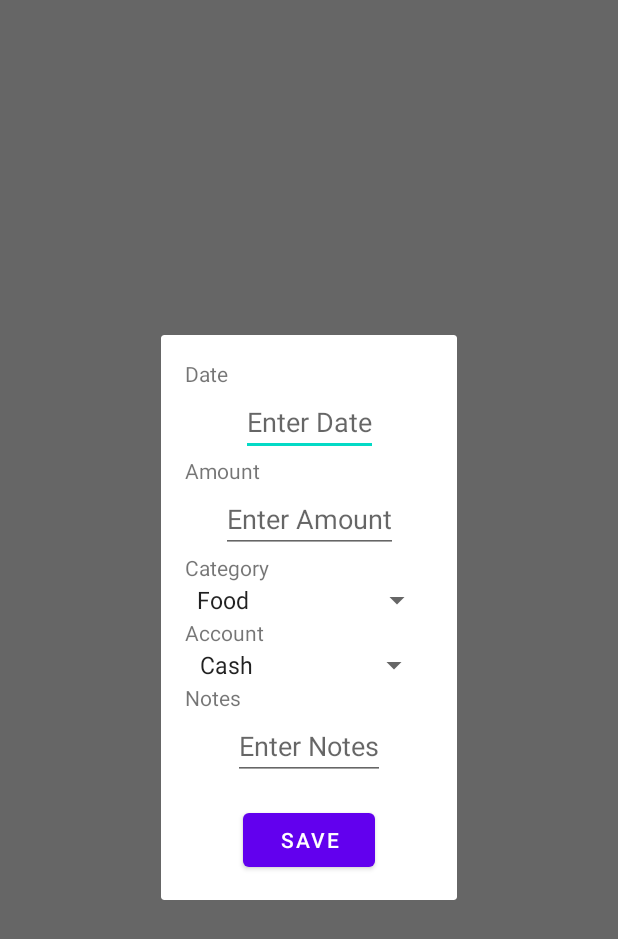
After one commit to hetbhagatji09/XpenseTracky, an Android app: the fragment AddTransactionFragment shown on its own in the app's theme, on a phone screen of 412 x 824 dp. The commit adds this screen. Shown: the top 939 px of the screen. Run offline under Robolectric (Android 15) with nearby library versions, the phone set to English and light mode, and no system bars.

Commit message:
Create transactions fragment and  add functionalities

```diff
--- a/app/build.gradle
+++ b/app/build.gradle
@@ -41,6 +41,7 @@ dependencies {
     implementation libs.activity
     implementation libs.constraintlayout
     implementation 'com.google.android.material:material:1.12.0' // Or the latest version
+    implementation 'androidx.constraintlayout:constraintlayout:2.1.4'
 
     implementation 'com.google.firebase:firebase-auth:23.0.0'
     // Firebase Authentication
--- /dev/null
+++ b/app/src/main/java/com/example/expensetracky/transactionfragments/AddTransactionFragment.java
@@ -0,0 +1,110 @@
+package com.example.expensetracky.transactionfragments;
+
+import android.app.DatePickerDialog;
+import android.content.Context;
+import android.os.Bundle;
+import android.view.LayoutInflater;
+import android.view.View;
+import android.view.ViewGroup;
+import android.widget.Button;
+import android.widget.EditText;
+import android.widget.Spinner;
+import android.widget.Toast;
+
+import androidx.annotation.NonNull;
+import androidx.annotation.Nullable;
+import androidx.fragment.app.DialogFragment;
+
+import com.example.expensetracky.R;
+
+import java.util.Calendar;
+
+public class AddTransactionFragment extends DialogFragment {
+
+    private EditText etDate, etAmount, etNotes;
+    private Spinner etCategory, etAccount; // Use EditText for category and account
+    private Button btnSave;
+    private OnTransactionAddedListener listener;
+
+    @Nullable
+    @Override
+    public View onCreateView(@NonNull LayoutInflater inflater, @Nullable ViewGroup container, @Nullable Bundle savedInstanceState) {
+        View view = inflater.inflate(R.layout.fragment_add_transaction, container, false);
+
+        // Initialize the views
+        etDate = view.findViewById(R.id.et_date);
+        etAmount = view.findViewById(R.id.et_amount);
+        etCategory = view.findViewById(R.id.spinner_account); // Correct initialization
+        etAccount = view.findViewById(R.id.spinner_category); // Correct initialization
+        etNotes = view.findViewById(R.id.et_notes);
+        btnSave = view.findViewById(R.id.btn_save);
+
+        // Set date picker
+        etDate.setOnClickListener(v -> showDatePickerDialog());
+
+        // Save button
+        btnSave.setOnClickListener(v -> saveTransaction());
+
+        return view;
+    }
+
+    private void showDatePickerDialog() {
+        Calendar calendar = Calendar.getInstance();
+        int year = calendar.get(Calendar.YEAR);
+        int month = calendar.get(Calendar.MONTH);
+        int day = calendar.get(Calendar.DAY_OF_MONTH);
+
+        DatePickerDialog datePickerDialog = new DatePickerDialog(requireContext(),
+                (view, selectedYear, selectedMonth, selectedDay) -> {
+                    String date = selectedDay + "/" + (selectedMonth + 1) + "/" + selectedYear;
+                    etDate.setText(date); // Set the date in the EditText
+                }, year, month, day);
+        datePickerDialog.show();
+    }
+
+    private void saveTransaction() {
+        String date = etDate.getText().toString();
+        String amount = etAmount.getText().toString();
+        String category = etCategory.getSelectedItem().toString();
+        String account = etAccount.getSelectedItem().toString();
+        String notes = etNotes.getText().toString();
+
+        // Validate inputs
+        if (date.isEmpty() || amount.isEmpty() || category.isEmpty() || account.isEmpty()) {
+            if (date.isEmpty()) {
+                etDate.setError("Date is required");
+            }
+            if (amount.isEmpty()) {
+                etAmount.setError("Amount is required");
+            }
+
+            return; // Exit the method if validation fails
+        }
+
+        // Create a Transaction object
+        Transaction transaction = new Transaction(date, amount, category, account, notes);
+
+        // Notify the listener (DailyFragment)
+        if (listener != null) {
+            listener.onTransactionAdded(transaction);
+        }
+
+        // Close the dialog
+        dismiss();
+    }
+
+    @Override
+    public void onAttach(@NonNull Context context) {
+        super.onAttach(context);
+        try {
+            listener = (OnTransactionAddedListener) getTargetFragment();
+        } catch (ClassCastException e) {
+            throw new ClassCastException(context.toString() + " must implement OnTransactionAddedListener");
+        }
+    }
+
+    // Interface to pass transaction data to DailyFragment
+    public interface OnTransactionAddedListener {
+        void onTransactionAdded(Transaction transaction);
+    }
+}
--- /dev/null
+++ b/app/src/main/java/com/example/expensetracky/transactionfragments/EditTransactionActivity.java
@@ -0,0 +1,4 @@
+package com.example.expensetracky.transactionfragments;
+
+public class EditTransactionActivity {
+}
--- /dev/null
+++ b/app/src/main/java/com/example/expensetracky/transactionfragments/OnTransactionAddedListener.java
@@ -0,0 +1,6 @@
+package com.example.expensetracky.transactionfragments;
+
+public interface OnTransactionAddedListener {
+    void onTransactionAdded(String date, String amount, String category, String account, String notes);
+
+}
--- /dev/null
+++ b/app/src/main/res/drawable/edit_text_background.xml
@@ -0,0 +1,6 @@
+<?xml version="1.0" encoding="utf-8"?>
+<shape xmlns:android="http://schemas.android.com/apk/res/android">
+    <solid android:color="@android:color/white"/>
+    <corners android:radius="4dp"/>
+    <stroke android:width="1dp" android:color="@android:color/black"/>
+</shape>
--- /dev/null
+++ b/app/src/main/res/drawable/spinner_background.xml
@@ -0,0 +1,6 @@
+<?xml version="1.0" encoding="utf-8"?>
+<shape xmlns:android="http://schemas.android.com/apk/res/android">
+    <solid android:color="@android:color/white"/>
+    <corners android:radius="4dp"/>
+    <stroke android:width="1dp" android:color="@android:color/darker_gray"/>
+</shape>
--- /dev/null
+++ b/app/src/main/res/layout/fragment_add_transaction.xml
@@ -0,0 +1,117 @@
+<?xml version="1.0" encoding="utf-8"?>
+<ScrollView
+    xmlns:android="http://schemas.android.com/apk/res/android"
+    xmlns:app="http://schemas.android.com/apk/res-auto"
+    xmlns:tools="http://schemas.android.com/tools"
+    android:layout_width="match_parent"
+    android:layout_height="match_parent"
+    tools:context=".transactionfragments.AddTransactionFragment">
+
+    <androidx.constraintlayout.widget.ConstraintLayout
+        android:layout_width="match_parent"
+        android:layout_height="wrap_content"
+        android:padding="16dp">
+
+        <TextView
+            android:id="@+id/tv_date"
+            android:layout_width="wrap_content"
+            android:layout_height="wrap_content"
+            android:text="Date"
+            app:layout_constraintTop_toTopOf="parent"
+            app:layout_constraintStart_toStartOf="parent" />
+
+        <EditText
+            android:id="@+id/et_date"
+            android:layout_width="match_parent"
+            android:layout_height="wrap_content"
+            android:hint="Enter Date"
+            app:layout_constraintTop_toBottomOf="@id/tv_date"
+            app:layout_constraintStart_toStartOf="parent"
+            app:layout_constraintEnd_toEndOf="parent" />
+
+        <!-- Amount field -->
+        <TextView
+            android:id="@+id/tv_amount"
+            android:layout_width="wrap_content"
+            android:layout_height="wrap_content"
+            android:text="Amount"
+            app:layout_constraintTop_toBottomOf="@id/et_date"
+            app:layout_constraintStart_toStartOf="parent" />
+
+        <EditText
+            android:id="@+id/et_amount"
+            android:layout_width="match_parent"
+            android:layout_height="wrap_content"
+            android:inputType="numberDecimal"
+            android:hint="Enter Amount"
+            app:layout_constraintTop_toBottomOf="@id/tv_amount"
+            app:layout_constraintStart_toStartOf="parent"
+            app:layout_constraintEnd_toEndOf="parent" />
+
+        <!-- Category field -->
+        <TextView
+            android:id="@+id/tv_category"
+            android:layout_width="wrap_content"
+            android:layout_height="wrap_content"
+            android:text="Category"
+            app:layout_constraintTop_toBottomOf="@id/et_amount"
+            app:layout_constraintStart_toStartOf="parent" />
+
+        <Spinner
+            android:id="@+id/spinner_category"
+            android:layout_width="match_parent"
+            android:layout_height="wrap_content"
+            android:entries="@array/categories"
+            app:layout_constraintTop_toBottomOf="@id/tv_category"
+            app:layout_constraintStart_toStartOf="parent"
+            app:layout_constraintEnd_toEndOf="parent" />
+
+        <!-- Account field -->
+        <TextView
+            android:id="@+id/tv_account"
+            android:layout_width="wrap_content"
+            android:layout_height="wrap_content"
+            android:text="Account"
+            app:layout_constraintTop_toBottomOf="@id/spinner_category"
+            app:layout_constraintStart_toStartOf="parent" />
+
+        <Spinner
+            android:id="@+id/spinner_account"
+            android:layout_width="match_parent"
+            android:layout_height="wrap_content"
+            android:entries="@array/accounts"
+            app:layout_constraintTop_toBottomOf="@id/tv_account"
+            app:layout_constraintStart_toStartOf="parent"
+            app:layout_constraintEnd_toEndOf="parent" />
+
+        <!-- Notes field -->
+        <TextView
+            android:id="@+id/tv_notes"
+            android:layout_width="wrap_content"
+            android:layout_height="wrap_content"
+            android:text="Notes"
+            app:layout_constraintTop_toBottomOf="@id/spinner_account"
+            app:layout_constraintStart_toStartOf="parent" />
+
+        <EditText
+            android:id="@+id/et_notes"
+            android:layout_width="match_parent"
+            android:layout_height="wrap_content"
+            android:hint="Enter Notes"
+            app:layout_constraintTop_toBottomOf="@id/tv_notes"
+            app:layout_constraintStart_toStartOf="parent"
+            app:layout_constraintEnd_toEndOf="parent" />
+
+        <!-- Save Button -->
+        <Button
+            android:id="@+id/btn_save"
+            android:layout_width="match_parent"
+            android:layout_height="wrap_content"
+            android:text="Save"
+            app:layout_constraintTop_toBottomOf="@id/et_notes"
+            app:layout_constraintStart_toStartOf="parent"
+            app:layout_constraintEnd_toEndOf="parent"
+            android:layout_marginTop="16dp" />
+
+    </androidx.constraintlayout.widget.ConstraintLayout>
+</ScrollView>
--- a/app/src/main/res/values/strings.xml
+++ b/app/src/main/res/values/strings.xml
@@ -1,10 +1,31 @@
 <resources>
+    <!-- App Name -->
     <string name="app_name">ExpenseTracky</string>
+
+    <!-- Titles for Activities -->
     <string name="title_activity_navigation">Navigation</string>
     <string name="title_home">Home</string>
     <string name="title_dashboard">Dashboard</string>
     <string name="title_notifications">Notifications</string>
     <string name="title_activity_transactions">Transactions</string>
-    <!-- TODO: Remove or change this placeholder text -->
+
+    <!-- Placeholder Text -->
     <string name="hello_blank_fragment">Hello blank fragment</string>
+
+    <!-- Categories String Array -->
+    <string-array name="categories">
+        <item>Food</item>
+        <item>Transport</item>
+        <item>Shopping</item>
+        <item>Entertainment</item>
+        <item>Utilities</item>
+    </string-array>
+
+    <!-- Accounts String Array -->
+    <string-array name="accounts">
+        <item>Cash</item>
+        <item>Credit Card</item>
+        <item>Bank</item>
+        <item>Mobile Wallet</item>
+    </string-array>
 </resources>
```
Also changed, not shown: app/src/main/java/com/example/expensetracky/transactionfragments/DailyFragment.java (+43 -8 lines), app/src/main/java/com/example/expensetracky/transactionfragments/Transaction.java (added, +48 -0 lines), app/src/main/java/com/example/expensetracky/transactionfragments/TransactionAdapter.java (added, +57 -0 lines), app/src/main/res/layout/fragment_daily.xml (+15 -11 lines), app/src/main/res/layout/item_transaction.xml (added, +42 -0 lines).
